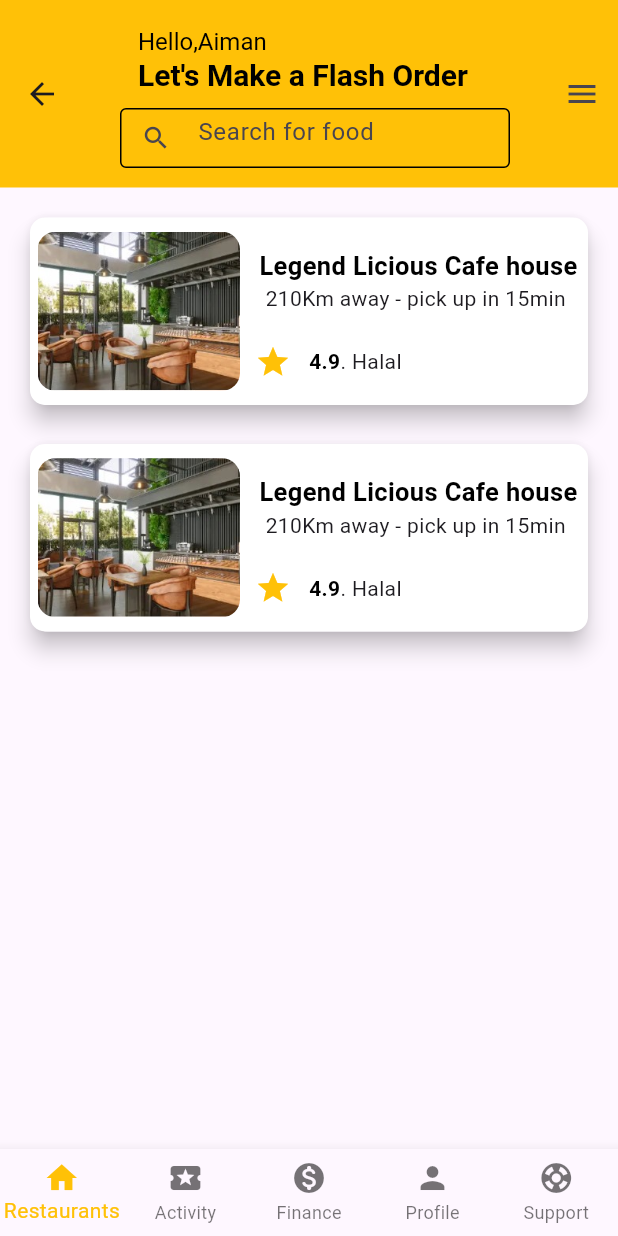
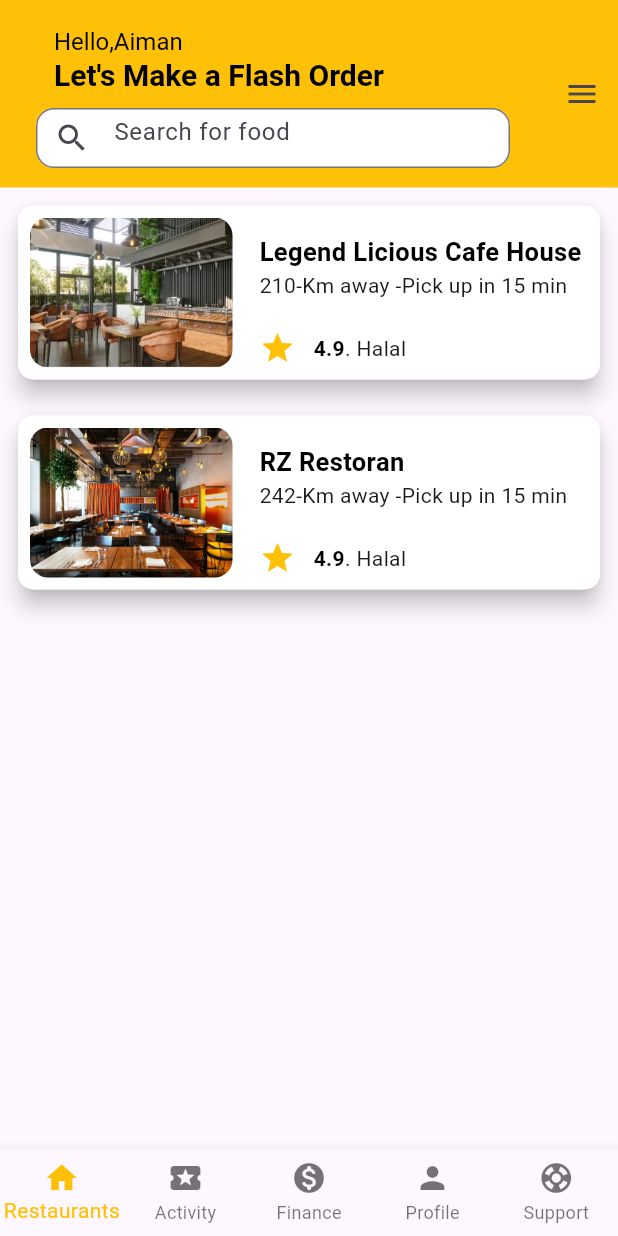
Before and after one commit to safwan119/Resto-app-for-practise, a Flutter app: the FoodPicture screen opened directly, on a phone screen of 412 x 824 dp. Run offline on Flutter 3.47's test engine with Material 3 defaults, Android fonts, the phone set to English and light mode, and no system bars; our stand-ins replace firebase_auth, firebase_core, flutter_dotenv, flutter_rating, fluttertoast, font_awesome_flutter and 1 more; accounts and stored records are empty.

Commit message:
Changes done

```diff
--- /dev/null
+++ b/lib/bottom_navigator/bottom_navigator_bar.dart
@@ -0,0 +1,38 @@
+import 'package:flutter/material.dart';
+class BottomNavigatorBar1 extends StatefulWidget {
+  const BottomNavigatorBar1({super.key});
+
+  @override
+  State<BottomNavigatorBar1> createState() => _BottomNavigatorBar1State();
+}
+
+class _BottomNavigatorBar1State extends State<BottomNavigatorBar1> {
+  @override
+  var itemIndex = 0;
+  Widget build(BuildContext context) {
+    return BottomNavigationBar(
+      type: BottomNavigationBarType.fixed,
+      selectedItemColor: Colors.amber,
+
+      onTap: (index) {
+        setState(() {
+          itemIndex = index;
+        });
+      },
+      currentIndex: itemIndex,
+      items: [
+        BottomNavigationBarItem(icon: Icon(Icons.home), label: "Restaurants"),
+        BottomNavigationBarItem(
+          icon: Icon(Icons.local_activity),
+          label: "Activity",
+        ),
+        BottomNavigationBarItem(
+          icon: Icon(Icons.monetization_on_rounded),
+          label: "Finance",
+        ),
+        BottomNavigationBarItem(icon: Icon(Icons.person), label: "Profile"),
+        BottomNavigationBarItem(icon: Icon(Icons.support), label: "Support"),
+      ],
+    );
+  }
+}
--- a/lib/foodPic.dart
+++ b/lib/foodPic.dart
@@ -1,5 +1,8 @@
 // import 'package:flutter/cupertino.dart';
 import 'package:flutter/material.dart';
+
+import 'bottom_navigator/bottom_navigator_bar.dart';
+import 'drawer/drawer.dart';
 
 class FoodPicture extends StatefulWidget {
   const FoodPicture({super.key});
@@ -9,9 +12,42 @@ class FoodPicture extends StatefulWidget {
 }
 
 class _FoodPictureState extends State<FoodPicture> {
-  var itemIndex = 0;
   var Search = TextEditingController();
+  String srch = "";
+  List<Map<String, dynamic>> menu = [
+    {
+      "title": "Legend Licious Cafe House",
+      "subtitle": "210-Km away -Pick up in 15 min",
+      "image": "assets/image/image.png",
+    },
+    {
+      "title": "RZ Restoran",
+      "subtitle": "242-Km away -Pick up in 15 min",
+      "image": "assets/image/rz_restouran.jpg",
+    },
+  ];
+  List<Map<String, dynamic>> FilterMenu = [];
+
   @override
+  void initState() {
+    super.initState();
+    FilterMenu = List.from(menu);
+  }
+
+  void updateFilterMenu() {
+    setState(() {
+      FilterMenu = srch.isEmpty
+          ? List.from(menu)
+          : menu
+                .where(
+                  (item) => item['title'].toString().toLowerCase().contains(
+                    srch.toLowerCase(),
+                  ),
+                )
+                .toList();
+    });
+  }
+
   Widget build(BuildContext context) {
     return Scaffold(
       appBar: AppBar(
@@ -19,295 +55,152 @@ class _FoodPictureState extends State<FoodPicture> {
         title: Column(
           mainAxisAlignment: MainAxisAlignment.center,
           children: [
-            SizedBox(height:12,),
+            SizedBox(height: 12),
             Align(
               alignment: Alignment.centerLeft,
               child: Padding(
                 padding: const EdgeInsets.only(left: 20),
-                  child: Text("Hello,Aiman",style: TextStyle(color: Colors.black,fontSize: 16),),
-                )),
+                child: Text(
+                  "Hello,Aiman",
+                  style: TextStyle(color: Colors.black, fontSize: 16),
+                ),
+              ),
+            ),
             Align(
               alignment: Alignment.centerLeft,
               child: Padding(
                 padding: const EdgeInsets.only(left: 20),
-                  child: Text("Let's Make a Flash Order",style: TextStyle(color: Colors.black,fontSize: 20,fontWeight: FontWeight.bold),),
-                ))
-            ,
-            SizedBox(height: 2,),
+                child: Text(
+                  "Let's Make a Flash Order",
+                  style: TextStyle(
+                    color: Colors.black,
+                    fontSize: 20,
+                    fontWeight: FontWeight.bold,
+                  ),
+                ),
+              ),
+            ),
+            SizedBox(height: 2),
             Padding(
               padding: const EdgeInsets.all(8.0),
               child: Container(
                 height: 40,
+                decoration: BoxDecoration(
+                  color: Colors.white,
+                  borderRadius: BorderRadius.circular(12),
+                ),
                 child: TextField(
                   controller: Search,
+                  onChanged: (String value) {
+                    srch = value;
+                    updateFilterMenu();
+                  },
 
                   decoration: InputDecoration(
                     hintText: "Search for food",
-                    prefixIcon: Search.text.isEmpty
-                        ? Icon(Icons.search, size: 20)
-                        : null,
+                    prefixIcon: Icon(Icons.search),
 
                     // prefixIcon: Icon(Icons.search,size: 20,),
                     border: OutlineInputBorder(
-                        borderRadius: BorderRadius.only(bottomLeft: Radius.circular(9),
-                          bottomRight: Radius.circular(9),
-                          topLeft: Radius.circular(9),
-                          topRight: Radius.circular(9),)
-                    ),
-                    enabledBorder: OutlineInputBorder(
-                      borderSide: BorderSide(color: Colors.black), // Default color
-                    ),
-
-                    focusedBorder: OutlineInputBorder(
-                      borderSide: BorderSide(color: Colors.blue), // Color when focused
+                      borderRadius: BorderRadius.circular(12),
+                      borderSide: BorderSide(color: Colors.black),
                     ),
                   ),
                 ),
               ),
-            )
-
+            ),
           ],
         ),
         backgroundColor: Colors.amber,
       ),
-      endDrawer: Drawer(
-        backgroundColor: Colors.yellow,
-        child: ListView(
+      endDrawer: Drawer1(),
+      bottomNavigationBar: BottomNavigatorBar1(),
+
+      body: FilterMenu.isNotEmpty
+          ? ListView.builder(
+              itemCount: FilterMenu.length,
+              itemBuilder: (context, index) {
+                String title = FilterMenu[index]["title"];
+                String subtitle = FilterMenu[index]["subtitle"];
+                String image = FilterMenu[index]["image"];
+                return FoodMenu(
+                  title: title,
+                  subtitle: subtitle,
+                  picture: image,
+                );
+              },
+            )
+          : Container(child: Center(child: Text("No result found"))),
+    );
+  }
+}
+
+class FoodMenu extends StatelessWidget {
+  String? title;
+  String? subtitle;
+  String? picture;
+
+  FoodMenu({this.title, this.subtitle, this.picture});
+
+  @override
+  Widget build(BuildContext context) {
+    return Padding(
+      padding: const EdgeInsets.all(8.0),
+      child: Card(
+        elevation: 6,
+        child: Container(
+          width: double.infinity,
+          decoration: BoxDecoration(
+            color: Colors.white,
+            borderRadius: BorderRadius.circular(10),
+          ),
+          child: Row(
+            mainAxisAlignment: MainAxisAlignment.start,
             children: [
-            Align(
-              alignment: Alignment.centerRight,
-              child: Padding(
-                padding: const EdgeInsets.only(),
-                child: IconButton(
-                  style: IconButton.styleFrom(
-                    backgroundColor: Colors.white,
-
-                    shape: CircleBorder(),
-                  ),
-                  onPressed: () {
-                    Navigator.pop(context);
-                  },
-                  icon: Icon(Icons.close, size: 20, grade: 12),
+              Padding(
+                padding: const EdgeInsets.all(8.0),
+                child: Container(
+                  width: 135,
+                  height: 100,
+                  child: ClipRRect(
+                    borderRadius: BorderRadius.circular(12),
+                    child: Image.asset(picture!, fit: BoxFit.cover),
                   ),
                 ),
               ),
-            SizedBox(height: 35),
-            ListTile(
-              title: Text(
-                "My Profile",
+              SizedBox(width: 10),
+              Column(
+                crossAxisAlignment: CrossAxisAlignment.start,
+                children: [
+                  SizedBox(height: 10),
+                  Text(
+                    title!,
+                    style: TextStyle(
+                      color: Colors.black,
+                      fontWeight: FontWeight.bold,
+                      fontSize: 17,
+                    ),
+                  ),
+                  Text(subtitle!),
+                  SizedBox(height: 20),
+                  Row(
+                    children: [
+                      Icon(Icons.star, color: Colors.amber),
+                      SizedBox(width: 12),
+                      Text(
+                        "4.9",
                         style: TextStyle(
                           color: Colors.black,
                           fontWeight: FontWeight.bold,
                         ),
                       ),
-              trailing: Icon(Icons.keyboard_arrow_right),
-              onTap: () {
-                // Navigator.push(context, MaterialPageRoute(builder: (context)=>AdresDetail()));
-              },
-            ),
-            ListTile(
-              title: Text(
-                "RESTO.COM Bussiness",
-                style: TextStyle(
-                  color: Colors.black,
-                  fontWeight: FontWeight.bold,
-                ),
-              ),
-              trailing: Icon(Icons.keyboard_arrow_right),
-              onTap: () {},
-            ),
-            ListTile(
-              title: Text(
-                "Help Centre",
-                style: TextStyle(
-                  color: Colors.black,
-                  fontWeight: FontWeight.bold,
-                ),
-              ),
-              trailing: Icon(Icons.keyboard_arrow_right),
-              onTap: () {},
-            ),
-            ListTile(
-              title: Text(
-                "Privacy&Policy",
-                style: TextStyle(
-                  color: Colors.black,
-                  fontWeight: FontWeight.bold,
-                ),
-              ),
-              trailing: Icon(Icons.keyboard_arrow_right),
-              onTap: () {},
-            ),
-            ListTile(
-              title: Text(
-                "LogOut",
-                style: TextStyle(
-                  color: Colors.black,
-                  fontWeight: FontWeight.bold,
-                ),
-              ),
-              trailing: Icon(Icons.logout),
-              onTap: () {},
+                      Text(". Halal"),
+                    ],
                   ),
                 ],
               ),
-      ),
-      bottomNavigationBar: BottomNavigationBar(
-        type: BottomNavigationBarType.fixed,
-        selectedItemColor: Colors.amber,
-
-        onTap: (index) {
-          setState(() {
-            itemIndex = index;
-          });
-        },
-        currentIndex: itemIndex,
-        items: [
-          BottomNavigationBarItem(icon: Icon(Icons.home), label: "Restaurants"),
-          BottomNavigationBarItem(
-            icon: Icon(Icons.local_activity),
-            label: "Activity",
-          ),
-          BottomNavigationBarItem(
-            icon: Icon(Icons.monetization_on_rounded),
-            label: "Finance",
-          ),
-          BottomNavigationBarItem(icon: Icon(Icons.person), label: "Profile"),
-          BottomNavigationBarItem(icon: Icon(Icons.support), label: "Support"),
             ],
           ),
-
-      body: Padding(
-        padding: const EdgeInsets.all(8.0),
-        child: Column(
-          children: [
-            Padding(
-              padding: const EdgeInsets.all(8.0),
-              child: Card(
-                elevation: 6,
-                child:Container(
-                  width:double.infinity,
-                  height: 125,
-
-                  decoration: BoxDecoration(
-                    color: Colors.white,
-                    borderRadius: BorderRadius.circular(10)
-                  ),
-                  child: Row(
-                    mainAxisAlignment: MainAxisAlignment.start,
-                    children: [
-                      Padding(
-                        padding: const EdgeInsets.only(left: 5),
-                        child: Container(
-                          height: 106,
-                          width: 135,
-                          child:ClipRRect(
-                              borderRadius: BorderRadius.circular(12),
-                                child: Image.asset("assets/image/image.png",width:250,height:300,fit: BoxFit.cover,)),
-
-                        ),
-                      ),
-                       SizedBox(width: 10,),
-                       Column(
-                         children: [
-                           SizedBox(height: 20,),
-                            Text(
-                                           "Legend Licious Cafe house",
-                                           style: TextStyle(
-                                             color: Colors.black,
-                                             fontWeight: FontWeight.bold,
-                                             fontSize: 17
-                                           ),
-                                         ),
-
-                                     Text("210Km away - pick up in 15min "),
-                           SizedBox(height: 20,),
-                           Padding(
-                             padding: const EdgeInsets.only(right: 120),
-                             child: Row(
-                               // mainAxisAlignment: MainAxisAlignment.center,
-                               children: [
-
-                                 Icon(Icons.star,color: Colors.amber,),
-                                 SizedBox(width: 12,),
-                                 Text("4.9",style: TextStyle(color: Colors.black,fontWeight: FontWeight.bold),),
-                                 Text(". Halal")
-                               ],
-                             ),
-                           )
-
-                         ],
-                       )
-                    ],
-                  ),
-                ),
-              ),
-            ),
-            SizedBox(height: 2,),
-            Padding(
-              padding: const EdgeInsets.all(8.0),
-              child: Card(
-                elevation: 6,
-                child:Container(
-                  width:double.infinity,
-                  height: 125,
-
-                  decoration: BoxDecoration(
-                      color: Colors.white,
-                      borderRadius: BorderRadius.circular(10)
-                  ),
-                  child: Row(
-                    mainAxisAlignment: MainAxisAlignment.start,
-                    children: [
-                      Padding(
-                        padding: const EdgeInsets.only(left: 5),
-                        child: Container(
-                          height: 106,
-                          width: 135,
-                          child:ClipRRect(
-                              borderRadius: BorderRadius.circular(12),
-                              child: Image.asset("assets/image/image.png",width:250,height:300,fit: BoxFit.cover,)),
-
-                        ),
-                      ),
-                      SizedBox(width: 10,),
-                      Column(
-                        children: [
-                          SizedBox(height: 20,),
-                          Text(
-                            "Legend Licious Cafe house",
-                            style: TextStyle(
-                                color: Colors.black,
-                                fontWeight: FontWeight.bold,
-                                fontSize: 17
-                            ),
-                          ),
-
-                          Text("210Km away - pick up in 15min "),
-                          SizedBox(height: 20,),
-                          Padding(
-                            padding: const EdgeInsets.only(right: 120),
-                            child: Row(
-                              // mainAxisAlignment: MainAxisAlignment.center,
-                              children: [
-
-                                Icon(Icons.star,color: Colors.amber,),
-                                SizedBox(width: 12,),
-                                Text("4.9",style: TextStyle(color: Colors.black,fontWeight: FontWeight.bold),),
-                                Text(". Halal")
-                              ],
-                            ),
-                          )
-
-                        ],
-                      )
-                    ],
-                  ),
-                ),
-              ),
-            ),
-            SizedBox(height: 200,),
-          ],
         ),
       ),
     );
--- a/lib/main.dart
+++ b/lib/main.dart
@@ -56,7 +56,7 @@ class MyApp extends StatelessWidget {
       title: "Any Appliction",
       debugShowCheckedModeBanner: false,
       theme: ThemeData(primarySwatch: Colors.amber),
-      home: NewPass(),
+      home: FoodPicture(),
     );
   }
 }
```
Also changed, not shown: assets/image/rz_restouran.jpg (added). Lines whose indentation alone changed are shown as unchanged.
